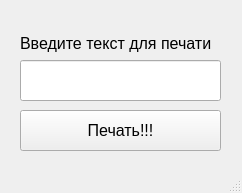
The window that mainwindow.ui (KoteAnimen/workTry-Print) describes before a commit, drawn with Qt 5.
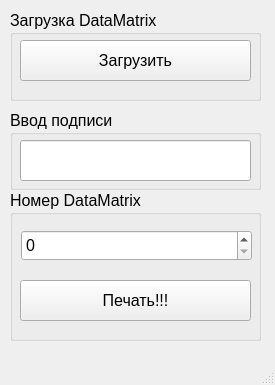
The same window after the commit.

Commit message: Теперь коды печатаются правильно в GS1

The edit to the form file:
```diff
--- a/mainwindow.ui
+++ b/mainwindow.ui
@@ -6,21 +6,52 @@
    <rect>
     <x>0</x>
     <y>0</y>
-    <width>242</width>
-    <height>193</height>
+    <width>275</width>
+    <height>385</height>
    </rect>
   </property>
   <property name="windowTitle">
    <string>MainWindow</string>
   </property>
   <widget class="QWidget" name="centralwidget">
-   <widget class="QPushButton" name="pushButton">
+   <widget class="QGroupBox" name="groupBox">
     <property name="geometry">
      <rect>
-      <x>20</x>
+      <x>10</x>
+      <y>10</y>
+      <width>251</width>
+      <height>91</height>
+     </rect>
+    </property>
+    <property name="font">
+     <font>
+      <pointsize>12</pointsize>
+     </font>
+    </property>
+    <property name="title">
+     <string>Загрузка DataMatrix</string>
+    </property>
+    <widget class="QPushButton" name="Download">
+     <property name="geometry">
+      <rect>
+       <x>10</x>
+       <y>30</y>
+       <width>231</width>
+       <height>41</height>
+      </rect>
+     </property>
+     <property name="text">
+      <string>Загрузить</string>
+     </property>
+    </widget>
+   </widget>
+   <widget class="QGroupBox" name="groupBox_2">
+    <property name="geometry">
+     <rect>
+      <x>10</x>
       <y>110</y>
-      <width>201</width>
-      <height>41</height>
+      <width>251</width>
+      <height>80</height>
      </rect>
     </property>
     <property name="font">
@@ -28,37 +59,65 @@
       <pointsize>12</pointsize>
      </font>
     </property>
-    <property name="text">
-     <string>Печать!!!</string>
+    <property name="title">
+     <string>Ввод подписи</string>
     </property>
+    <widget class="QLineEdit" name="lineEdit">
+     <property name="geometry">
+      <rect>
+       <x>10</x>
+       <y>30</y>
+       <width>231</width>
+       <height>41</height>
+      </rect>
+     </property>
+    </widget>
    </widget>
-   <widget class="QLineEdit" name="lineEdit">
+   <widget class="QGroupBox" name="groupBox_3">
     <property name="geometry">
      <rect>
-      <x>20</x>
-      <y>60</y>
-      <width>201</width>
-      <height>41</height>
+      <x>10</x>
+      <y>190</y>
+      <width>251</width>
+      <height>151</height>
      </rect>
     </property>
-   </widget>
-   <widget class="QLabel" name="label">
-    <property name="geometry">
-     <rect>
-      <x>20</x>
-      <y>33</y>
-      <width>201</width>
-      <height>20</height>
-     </rect>
-    </property>
     <property name="font">
      <font>
       <pointsize>12</pointsize>
      </font>
     </property>
-    <property name="text">
-     <string>Введите текст для печати</string>
+    <property name="title">
+     <string>Номер DataMatrix</string>
     </property>
+    <widget class="QPushButton" name="pushButton">
+     <property name="geometry">
+      <rect>
+       <x>10</x>
+       <y>90</y>
+       <width>231</width>
+       <height>41</height>
+      </rect>
+     </property>
+     <property name="font">
+      <font>
+       <pointsize>12</pointsize>
+      </font>
+     </property>
+     <property name="text">
+      <string>Печать!!!</string>
+     </property>
+    </widget>
+    <widget class="QSpinBox" name="numberDataMatrix">
+     <property name="geometry">
+      <rect>
+       <x>11</x>
+       <y>40</y>
+       <width>231</width>
+       <height>31</height>
+      </rect>
+     </property>
+    </widget>
    </widget>
   </widget>
   <widget class="QMenuBar" name="menubar">
```
Left out of the diff: 2 changed lines with no effect on the pictures. The commit also changes 2 other files.
